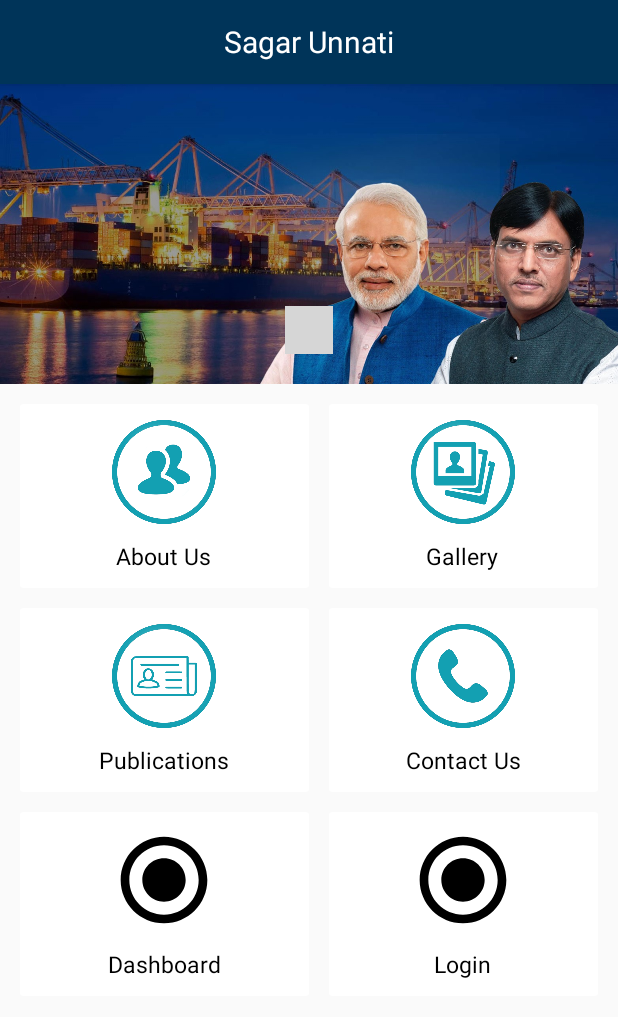
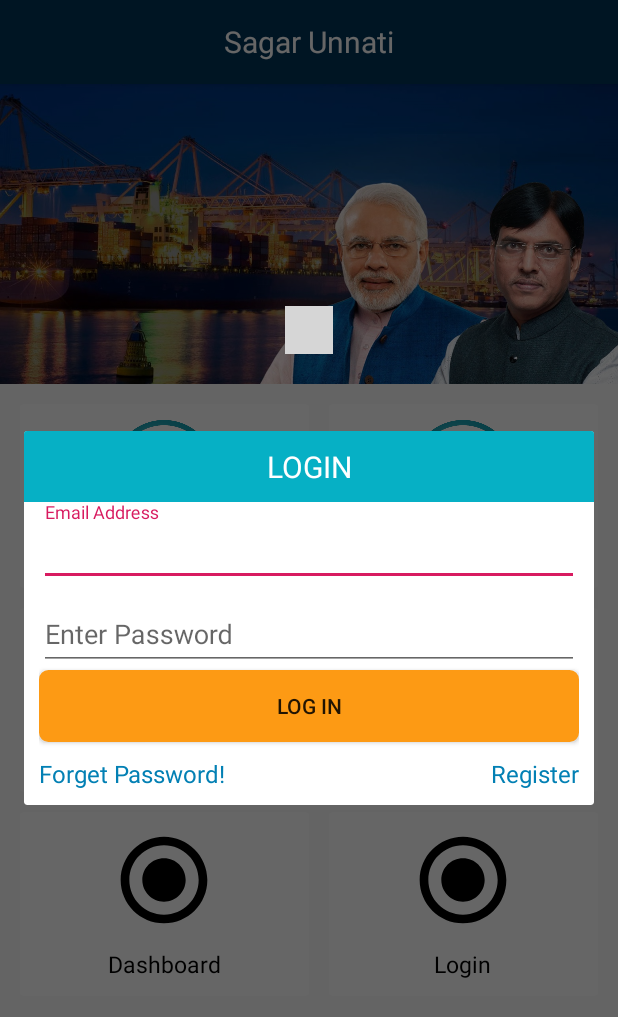
Before and after one commit to vaibgups/SagarUnnati, an Android app: the screen it shows after launch (MainActivity), after a tap on "Login", on a phone screen of 412 x 824 dp. Shown: the top 1017 px of the screen. Run offline under Robolectric (Android 15) with nearby library versions, the phone set to English and light mode, and no system bars; our stand-ins replace Volley; libraries missing offline, so code that uses them is left out: com.rd; plain views replace PageIndicatorView; 3 statements that could not run were skipped; grey boxes are pictures that could not be loaded.

Commit message:
Login and Sign up dialog box view complete

```diff
--- a/app/src/main/AndroidManifest.xml
+++ b/app/src/main/AndroidManifest.xml
@@ -15,7 +15,8 @@
         <activity android:name=".activity.DashBoardClickUrlActivity"></activity>
         <activity
             android:name=".activity.SplashScreenActivity"
-            android:theme="@style/AppTheme.NoActionBar">
+            android:theme="@style/AppTheme.NoActionBar"
+            >
             <intent-filter>
                 <action android:name="android.intent.action.MAIN" />
 
--- a/app/src/main/java/com/example/sagarunnati/activity/MainActivity.java
+++ b/app/src/main/java/com/example/sagarunnati/activity/MainActivity.java
@@ -21,6 +21,7 @@ import com.example.sagarunnati.fragment.HomeFragment;
 import com.example.sagarunnati.mInterface.HomeScreenButtonInterface;
 import com.example.sagarunnati.utility.ConnectivityReceiver;
 import com.example.sagarunnati.utility.CustomActionBar;
+import com.example.sagarunnati.utility.CustomDialogBoxLogin;
 import com.example.sagarunnati.utility.CustomDialogBox;
 import com.example.sagarunnati.utility.SingletonRequestQueue;
 
@@ -170,6 +171,18 @@ public class MainActivity extends AppCompatActivity implements ConnectivityRecei
 
             }
 
+            case 5: {
+
+                if (checkConnection()) {
+                    CustomDialogBoxLogin customDialogBox = new CustomDialogBoxLogin(MainActivity.this);
+                    customDialogBox.initCustomDialog();
+                }else {
+                    Toast.makeText(MainActivity.this, "Please check your internet connection", Toast.LENGTH_SHORT).show();
+                }
+                break;
+
+            }
+
         }
 
     }
@@ -184,4 +197,5 @@ public class MainActivity extends AppCompatActivity implements ConnectivityRecei
                 .addToBackStack(null)
                 .commit();
     }
+
 }
--- /dev/null
+++ b/app/src/main/java/com/example/sagarunnati/utility/CustomDialogBoxLogin.java
@@ -0,0 +1,109 @@
+package com.example.sagarunnati.utility;
+
+import android.app.Dialog;
+import android.content.Context;
+import android.view.View;
+import android.widget.Button;
+import android.widget.EditText;
+import android.widget.LinearLayout;
+import android.widget.Spinner;
+import android.widget.TextView;
+
+import com.example.sagarunnati.R;
+
+public class CustomDialogBoxLogin implements View.OnClickListener {
+
+    private Context context;
+    private Dialog dialog;
+
+    private TextView tvCstDigHeadForm;
+
+//    Login Form Widgets
+    private Button btnCstDigLogin;
+    private EditText edtCstDigLoginId, edtCstDigLoginPassword;
+    private TextView tvCstDigLoginForgetPassword, tvCstDigLoginRegister;
+    private LinearLayout llCstDigLoginParent;
+
+//    Register form widgets
+    private View viewRL;
+    private TextView tvCstDigRegEnterPortOtherName;
+    private EditText edtCstDigRegEnterName, edtCstDigRegEnterEmail, edtCstDigRegEnterPhoneNumber, edtCstDigRegEnterPortOtherName;
+    private Button btnCstDigRegSubmit;
+    private Spinner edtCstDigRegEnterPort;
+
+    public CustomDialogBoxLogin(Context context) {
+        this.context = context;
+    }
+
+    public void initCustomDialog(){
+        dialog = new Dialog(context);
+        dialog.setContentView(R.layout.default_custom_dialog_box_login);
+
+        tvCstDigHeadForm = dialog.findViewById(R.id.tvCstDigHeadForm);
+
+//        Login Form Widgets
+        edtCstDigLoginId = dialog.findViewById(R.id.edtCstDigLoginId);
+        edtCstDigLoginPassword = dialog.findViewById(R.id.edtCstDigLoginPassword);
+
+        btnCstDigLogin = dialog.findViewById(R.id.btnCstDigLogin);
+        btnCstDigLogin.setOnClickListener(this);
+
+        tvCstDigLoginForgetPassword = dialog.findViewById(R.id.tvCstDigLoginForgetPassword);
+        tvCstDigLoginForgetPassword.setOnClickListener(this);
+
+        tvCstDigLoginRegister = dialog.findViewById(R.id.tvCstDigLoginRegister);
+        tvCstDigLoginRegister.setOnClickListener(this);
+
+        llCstDigLoginParent = dialog.findViewById(R.id.llCstDigLoginParent);
+        viewRL = dialog.findViewById(R.id.includeRegister);
+
+//        Register Form Widgets
+        edtCstDigRegEnterName = dialog.findViewById(R.id.edtCstDigRegEnterName);
+        edtCstDigRegEnterEmail = dialog.findViewById(R.id.edtCstDigRegEnterEmail);
+        edtCstDigRegEnterPhoneNumber = dialog.findViewById(R.id.edtCstDigRegEnterPhoneNumber);
+        edtCstDigRegEnterPortOtherName = dialog.findViewById(R.id.edtCstDigRegEnterPortOtherName);
+
+        tvCstDigRegEnterPortOtherName = dialog.findViewById(R.id.tvCstDigRegEnterPortOtherName);
+        edtCstDigRegEnterPort = dialog.findViewById(R.id.edtCstDigRegEnterPort);
+
+        btnCstDigRegSubmit = dialog.findViewById(R.id.btnCstDigRegSubmit);
+        btnCstDigRegSubmit.setOnClickListener(this);
+
+        dialog.show();
+    }
+
+    @Override
+    public void onClick(View view) {
+        switch (view.getId()){
+            case R.id.btnCstDigLogin:{
+
+                validateLogin();
+                break;
+            }
+            case R.id.tvCstDigLoginForgetPassword:{
+
+                break;
+            }
+            case R.id.tvCstDigLoginRegister:{
+
+                llCstDigLoginParent.setVisibility(View.GONE);
+                viewRL.setVisibility(View.VISIBLE);
+                tvCstDigHeadForm.setText("Sign up");
+
+                break;
+            }
+            case R.id.btnCstDigRegSubmit:{
+
+                llCstDigLoginParent.setVisibility(View.VISIBLE);
+                viewRL.setVisibility(View.GONE);
+                tvCstDigHeadForm.setText("LOGIN");
+
+                break;
+            }
+        }
+    }
+
+    private void validateLogin() {
+
+    }
+}
--- /dev/null
+++ b/app/src/main/res/drawable/register_form_btn_submit_border.xml
@@ -0,0 +1,13 @@
+<?xml version="1.0" encoding="utf-8"?>
+<shape xmlns:android="http://schemas.android.com/apk/res/android"
+    android:shape="rectangle">
+
+
+    <corners android:radius="5dp" />
+    <solid android:color="@color/daily_vessel_position" />
+    <stroke
+        android:width="2dp"
+        android:color="@color/daily_vessel_position" />
+
+
+</shape>
--- /dev/null
+++ b/app/src/main/res/layout/default_custom_dialog_box_login.xml
@@ -0,0 +1,110 @@
+<?xml version="1.0" encoding="utf-8"?>
+<RelativeLayout xmlns:android="http://schemas.android.com/apk/res/android"
+    android:layout_width="match_parent"
+    android:layout_height="match_parent"
+    >
+
+    <TextView
+        android:id="@+id/tvCstDigHeadForm"
+        android:layout_width="match_parent"
+        android:layout_height="wrap_content"
+        android:layout_alignParentTop="true"
+        android:layout_centerHorizontal="true"
+        android:background="#06b0c5"
+        android:padding="10dp"
+        android:text="LOGIN"
+        android:textColor="@color/text_white_color"
+        android:textSize="20sp"
+        android:textAlignment="center"/>
+
+    <LinearLayout
+        android:id="@+id/llCstDigLoginParent"
+        android:layout_width="match_parent"
+        android:layout_height="wrap_content"
+        android:layout_below="@+id/tvCstDigHeadForm"
+        android:orientation="vertical"
+        android:layout_marginLeft="10dp"
+        android:layout_marginRight="10dp"
+        >
+
+        <com.google.android.material.textfield.TextInputLayout
+            android:layout_width="match_parent"
+            android:layout_height="wrap_content">
+            <EditText
+                android:layout_width="match_parent"
+                android:layout_height="wrap_content"
+                android:id="@+id/edtCstDigLoginId"
+                android:hint="@string/edt_login_hint_enter_email_address"
+                android:inputType="textEmailAddress"/>
+
+        </com.google.android.material.textfield.TextInputLayout>
+
+
+        <com.google.android.material.textfield.TextInputLayout
+            android:layout_width="match_parent"
+            android:layout_height="wrap_content">
+            <EditText
+                android:layout_width="match_parent"
+                android:layout_height="wrap_content"
+                android:id="@+id/edtCstDigLoginPassword"
+                android:hint="@string/edt_login_hint_enter_password"
+                android:inputType="textPassword"/>
+
+        </com.google.android.material.textfield.TextInputLayout>
+
+        <Button
+            android:id="@+id/btnCstDigLogin"
+            android:layout_width="match_parent"
+            android:layout_height="wrap_content"
+            android:text="@string/btn_log_in"
+            android:background="@drawable/register_form_btn_submit_border"
+            />
+
+        <RelativeLayout
+            android:layout_width="match_parent"
+            android:layout_height="wrap_content"
+            android:layout_marginTop="10dp"
+            android:layout_marginBottom="10dp"
+            >
+        <TextView
+            android:id="@+id/tvCstDigLoginForgetPassword"
+            android:layout_width="wrap_content"
+            android:layout_height="wrap_content"
+            android:text="@string/tv_login_forget_password"
+            android:singleLine="true"
+            android:layout_alignParentLeft="true"
+            android:textSize="16sp"
+            android:textColor="@color/blue"
+            />
+
+
+        <TextView
+            android:id="@+id/tvCstDigLoginRegister"
+            android:layout_width="wrap_content"
+            android:layout_height="wrap_content"
+            android:text="@string/tv_login_register"
+            android:textAlignment="textEnd"
+            android:singleLine="true"
+            android:layout_alignParentRight="true"
+            android:textSize="16sp"
+            android:textColor="@color/blue"
+            />
+
+        </RelativeLayout>
+
+    </LinearLayout>
+
+    <include
+        android:id="@+id/includeRegister"
+        layout="@layout/default_custom_dialog_box_register"
+        android:layout_width="match_parent"
+        android:layout_height="wrap_content"
+        android:layout_below="@+id/tvCstDigHeadForm"
+        android:layout_marginLeft="10dp"
+        android:layout_marginRight="10dp"
+        android:visibility="gone"/>
+
+
+
+
+</RelativeLayout>
--- a/app/src/main/res/values/strings.xml
+++ b/app/src/main/res/values/strings.xml
@@ -3,6 +3,36 @@
 
     <!-- TODO: Remove or change this placeholder text -->
     <string name="hello_blank_fragment">Hello blank fragment</string>
+
+
+
+<!--    Button name-->
+    <string name="btn_log_in">Log In</string>
+    <string name="btn_reg_submit">Submit</string>
+
+
+<!--    TextView  text-->
+<!--    Login-->
+    <string name="tv_login_forget_password">Forget Password!</string>
+    <string name="tv_login_register">Register</string>
+
+<!--    Register-->
+    <string name="tv_reg_name">Name</string>
+    <string name="tv_reg_email">Email</string>
+    <string name="tv_reg_phone_number">Phone Number</string>
+    <string name="tv_reg_port">Port</string>
+    <string name="tv_reg_port_name">Port Name</string>
+
+<!--    Hint Edit text-->
+
+<!--    Login-->
+    <string name="edt_login_hint_enter_email_address">Email Address</string>
+    <string name="edt_login_hint_enter_password">Enter Password</string>
+
+<!--    Register-->
+    <string name="edt_reg_hint_enter_name">Enter Name</string>
+    <string name="edt_reg_hint_enter_email">Enter Email</string>
+    <string name="edt_reg_hint_enter_phone_number">Enter Phone Number</string>
 
 
     <string name="about_us_message">Maritime Transport is a critical infrastructure for the social and economic development of a country. It influences the pace, structure and pattern of development. The Department of Shipping encompasses within its fold shipping and ports sectors which include shipbuilding and ship-repair, major ports, national waterways, and inland water transport. Department of
```
Also changed, not shown: app/src/main/res/drawable/register_form_border.xml (added, +29 -0 lines), app/src/main/res/layout/default_custom_dialog_box_register.xml (added, +115 -0 lines), app/src/main/res/values/colors.xml (+76 -0 lines).
